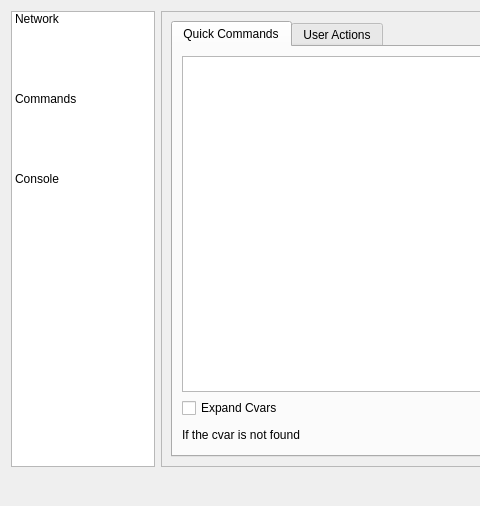
Qt form src/ui/settings_dialog.ui (jjzhang166/RconGui) before a commit; both pictures show x 0 to 480 and y 0 to 506 of the 881 by 506 pixel window.
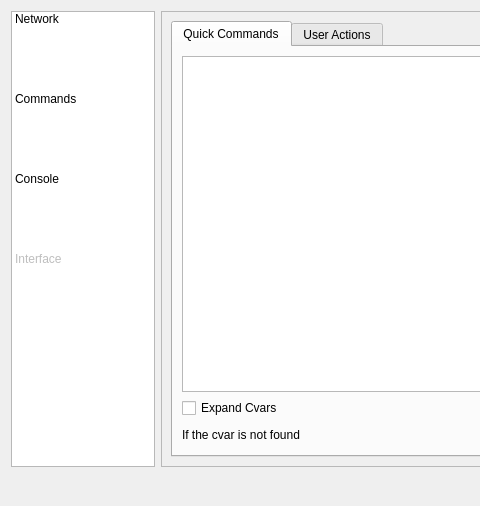
The same form after that commit. The open tabs and pages were chosen to show the change. Icons and pictures are not drawn. Custom widgets are drawn as their Qt base class.

Commit message: Icon for interface settings

Diff of the .ui file:
```diff
--- a/src/ui/settings_dialog.ui
+++ b/src/ui/settings_dialog.ui
@@ -77,6 +77,17 @@
          </iconset>
         </property>
        </item>
+       <item>
+        <property name="text">
+         <string>Interface</string>
+        </property>
+        <property name="icon">
+         <iconset theme="preferences-desktop-theme"/>
+        </property>
+        <property name="flags">
+         <set>ItemIsSelectable|ItemIsDragEnabled|ItemIsUserCheckable</set>
+        </property>
+       </item>
       </widget>
      </item>
      <item>
```
Left out of the diff: 4 changed lines with no effect on the pictures.
